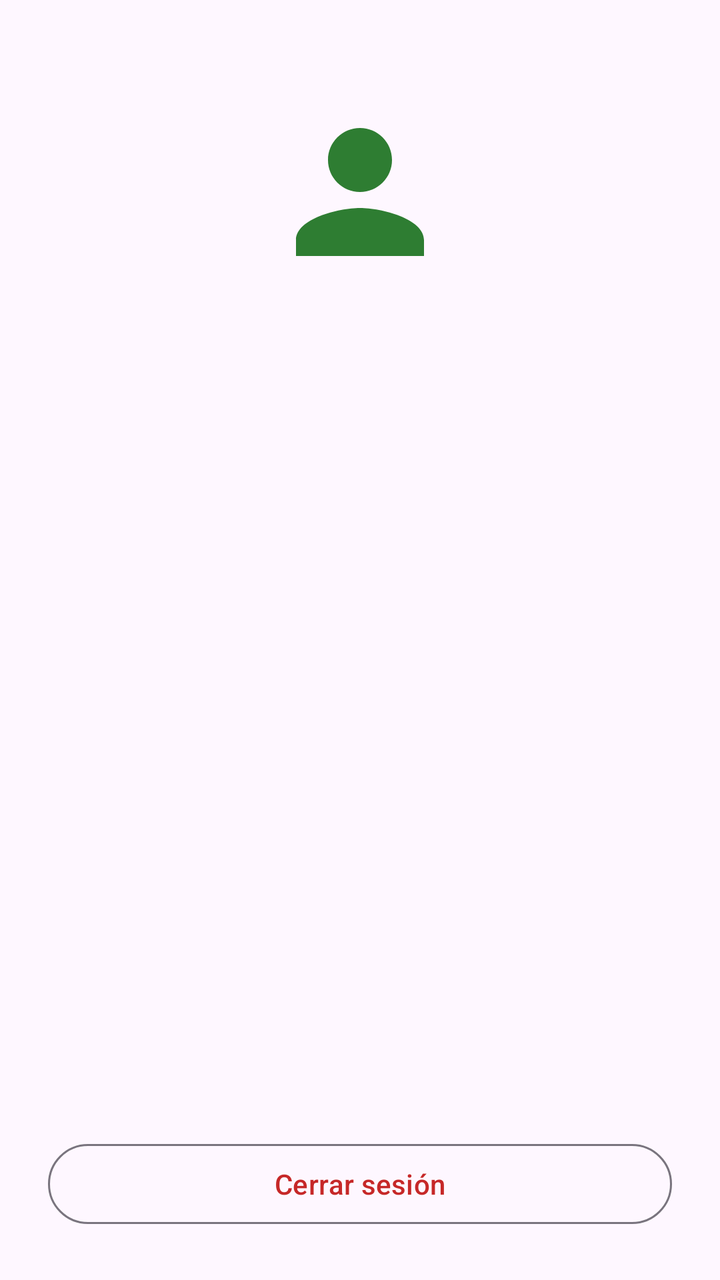
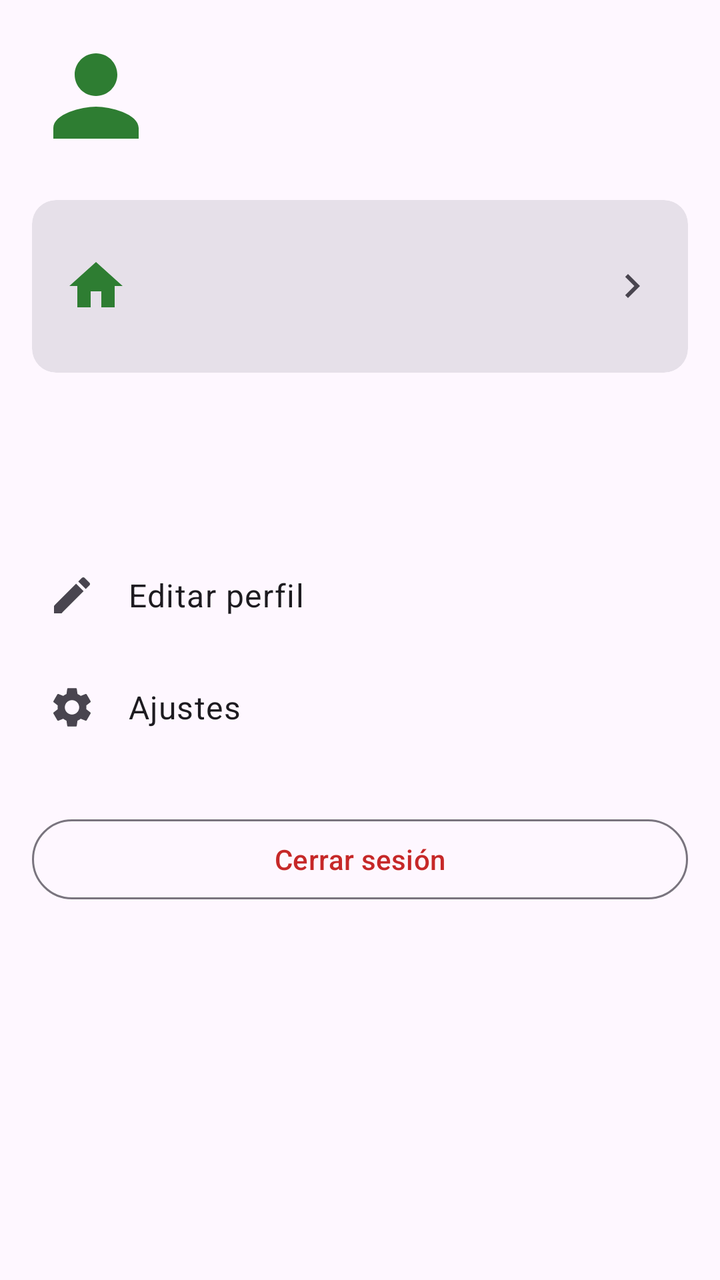

Compare the two renders of this Android layout. The source of the first and the diff that turns it into the second are given below.
<!-- AndroidManifest.xml: application theme Theme.EcoConsumo -->
<!-- res/layout/fragment_cuenta.xml -->
<?xml version="1.0" encoding="utf-8"?>
<LinearLayout xmlns:android="http://schemas.android.com/apk/res/android"
    android:layout_width="match_parent"
    android:layout_height="match_parent"
    android:gravity="center_horizontal"
    android:orientation="vertical"
    android:padding="24dp">

    <ImageView
        android:layout_width="96dp"
        android:layout_height="96dp"
        android:layout_marginTop="24dp"
        android:contentDescription="@string/nav_cuenta"
        android:src="@drawable/ic_cuenta"
        android:tint="?attr/colorPrimary" />

    <TextView
        android:id="@+id/tvNombre"
        android:layout_width="wrap_content"
        android:layout_height="wrap_content"
        android:layout_marginTop="12dp"
        android:textAppearance="?attr/textAppearanceHeadlineSmall"
        android:textStyle="bold" />

    <TextView
        android:id="@+id/tvCorreo"
        android:layout_width="wrap_content"
        android:layout_height="wrap_content"
        android:textAppearance="?attr/textAppearanceBodyMedium" />

    <TextView
        android:id="@+id/tvTotal"
        android:layout_width="wrap_content"
        android:layout_height="wrap_content"
        android:layout_marginTop="32dp"
        android:textAppearance="?attr/textAppearanceBodyLarge" />

    <TextView
        android:id="@+id/tvPorVencer"
        android:layout_width="wrap_content"
        android:layout_height="wrap_content"
        android:layout_marginTop="4dp"
        android:textAppearance="?attr/textAppearanceBodyLarge" />

    <View
        android:layout_width="match_parent"
        android:layout_height="0dp"
        android:layout_weight="1" />

    
    <Button
        android:id="@+id/btnCerrarSesion"
        style="@style/Widget.Material3.Button.OutlinedButton"
        android:layout_width="match_parent"
        android:layout_height="wrap_content"
        android:text="@string/btn_cerrar_sesion"
        android:textColor="@color/estado_vencido" />
</LinearLayout>
<!-- resources referenced by this layout -->
<resources>
  <color name="estado_vencido">#C62828</color>
  <string name="btn_cerrar_sesion">Cerrar sesión</string>
  <string name="nav_cuenta">Cuenta</string>
  <color name="verde_primario">#2E7D32</color>
  <color name="verde_claro">#A5D6A7</color>
  <color name="blanco">#FFFFFF</color>
  <color name="verde_oscuro">#1B5E20</color>
  <!-- unchanged entries left out for length: 2 -->
</resources>

<!-- the commit's change to res/layout/fragment_cuenta.xml (unified diff, before → after) -->
@@ -1,58 +1,143 @@
 <?xml version="1.0" encoding="utf-8"?>
-<LinearLayout xmlns:android="http://schemas.android.com/apk/res/android"
+<androidx.core.widget.NestedScrollView xmlns:android="http://schemas.android.com/apk/res/android"
+    xmlns:app="http://schemas.android.com/apk/res-auto"
     android:layout_width="match_parent"
-    android:layout_height="match_parent"
-    android:gravity="center_horizontal"
-    android:orientation="vertical"
-    android:padding="24dp">
+    android:layout_height="match_parent">
 
-    <ImageView
-        android:layout_width="96dp"
-        android:layout_height="96dp"
-        android:layout_marginTop="24dp"
-        android:contentDescription="@string/nav_cuenta"
-        android:src="@drawable/ic_cuenta"
-        android:tint="?attr/colorPrimary" />
-
-    <TextView
-        android:id="@+id/tvNombre"
-        android:layout_width="wrap_content"
-        android:layout_height="wrap_content"
-        android:layout_marginTop="12dp"
-        android:textAppearance="?attr/textAppearanceHeadlineSmall"
-        android:textStyle="bold" />
-
-    <TextView
-        android:id="@+id/tvCorreo"
-        android:layout_width="wrap_content"
-        android:layout_height="wrap_content"
-        android:textAppearance="?attr/textAppearanceBodyMedium" />
-
-    <TextView
-        android:id="@+id/tvTotal"
-        android:layout_width="wrap_content"
-        android:layout_height="wrap_content"
-        android:layout_marginTop="32dp"
-        android:textAppearance="?attr/textAppearanceBodyLarge" />
-
-    <TextView
-        android:id="@+id/tvPorVencer"
-        android:layout_width="wrap_content"
-        android:layout_height="wrap_content"
-        android:layout_marginTop="4dp"
-        android:textAppearance="?attr/textAppearanceBodyLarge" />
-
-    <View
-        android:layout_width="match_parent"
-        android:layout_height="0dp"
-        android:layout_weight="1" />
-
-    
-    <Button
-        android:id="@+id/btnCerrarSesion"
-        style="@style/Widget.Material3.Button.OutlinedButton"
+    <LinearLayout
         android:layout_width="match_parent"
         android:layout_height="wrap_content"
-        android:text="@string/btn_cerrar_sesion"
-        android:textColor="@color/estado_vencido" />
-</LinearLayout>
+        android:orientation="vertical"
+        android:padding="16dp">
+
+        <LinearLayout
+            android:layout_width="match_parent"
+            android:layout_height="wrap_content"
+            android:gravity="center_vertical"
+            android:orientation="horizontal">
+
+            <ImageView
+                android:layout_width="64dp"
+                android:layout_height="64dp"
+                android:contentDescription="@string/nav_cuenta"
+                android:src="@drawable/ic_cuenta"
+                app:tint="?attr/colorPrimary" />
+
+            <LinearLayout
+                android:layout_width="0dp"
+                android:layout_height="wrap_content"
+                android:layout_marginStart="12dp"
+                android:layout_weight="1"
+                android:orientation="vertical">
+
+                <TextView
+                    android:id="@+id/tvNombre"
+                    android:layout_width="wrap_content"
+                    android:layout_height="wrap_content"
+                    android:textAppearance="?attr/textAppearanceTitleLarge"
+                    android:textStyle="bold" />
+
+                <TextView
+                    android:id="@+id/tvCorreo"
+                    android:layout_width="wrap_content"
+                    android:layout_height="wrap_content"
+                    android:textAppearance="?attr/textAppearanceBodyMedium" />
+            </LinearLayout>
+        </LinearLayout>
+
+        
+        <com.google.android.material.card.MaterialCardView
+            android:id="@+id/cardHogar"
+            style="@style/Widget.Material3.CardView.Filled"
+            android:layout_width="match_parent"
+            android:layout_height="wrap_content"
+            android:layout_marginTop="20dp"
+            android:clickable="true"
+            android:focusable="true">
+
+            <LinearLayout
+                android:layout_width="match_parent"
+                android:layout_height="wrap_content"
+                android:gravity="center_vertical"
+                android:orientation="horizontal"
+                android:padding="16dp">
+
+                <ImageView
+                    android:layout_width="32dp"
+                    android:layout_height="32dp"
+                    android:contentDescription="@string/titulo_hogar"
+                    android:src="@drawable/ic_hogar"
+                    app:tint="?attr/colorPrimary" />
+
+                <LinearLayout
+                    android:layout_width="0dp"
+                    android:layout_height="wrap_content"
+                    android:layout_marginStart="12dp"
+                    android:layout_weight="1"
+                    android:orientation="vertical">
+
+                    <TextView
+                        android:id="@+id/tvHogar"
+                        android:layout_width="wrap_content"
+                        android:layout_height="wrap_content"
+                        android:textAppearance="?attr/textAppearanceTitleMedium" />
+
+                    <TextView
+                        android:id="@+id/tvRol"
+                        android:layout_width="wrap_content"
+                        android:layout_height="wrap_content"
+                        android:textAppearance="?attr/textAppearanceBodySmall" />
+
+                    <TextView
+                        android:id="@+id/tvMiembros"
+                        android:layout_width="wrap_content"
+                        android:layout_height="wrap_content"
+                        android:textAppearance="?attr/textAppearanceBodySmall" />
+                </LinearLayout>
+
+                <ImageView
+                    android:layout_width="24dp"
+                    android:layout_height="24dp"
+                    android:importantForAccessibility="no"
+                    android:src="@drawable/ic_chevron" />
+            </LinearLayout>
+        </com.google.android.material.card.MaterialCardView>
+
+        <TextView
+            android:id="@+id/tvTotal"
+            android:layout_width="wrap_content"
+            android:layout_height="wrap_content"
+            android:layout_marginTop="20dp"
+            android:textAppearance="?attr/textAppearanceBodyLarge" />
+
+        <TextView
+            android:id="@+id/tvPorVencer"
+            android:layout_width="wrap_content"
+            android:layout_height="wrap_content"
+            android:layout_marginTop="4dp"
+            android:textAppearance="?attr/textAppearanceBodyLarge" />
+
+        <TextView
+            android:id="@+id/opcionPerfil"
+            style="@style/EcoConsumo.OpcionMenu"
+            android:layout_marginTop="16dp"
+            android:text="@string/titulo_perfil"
+            app:drawableStartCompat="@drawable/ic_editar" />
+
+        <TextView
+            android:id="@+id/opcionAjustes"
+            style="@style/EcoConsumo.OpcionMenu"
+            android:text="@string/titulo_ajustes"
+            app:drawableStartCompat="@drawable/ic_ajustes" />
+
+        
+        <Button
+            android:id="@+id/btnCerrarSesion"
+            style="@style/Widget.Material3.Button.OutlinedButton"
+            android:layout_width="match_parent"
+            android:layout_height="wrap_content"
+            android:layout_marginTop="24dp"
+            android:text="@string/btn_cerrar_sesion"
+            android:textColor="@color/estado_vencido" />
+    </LinearLayout>
+</androidx.core.widget.NestedScrollView>
<!-- resource entries referenced after the edit -->
@@ -1,8 +1,68 @@
 <!-- resources referenced by this layout -->
 <resources>
   <color name="estado_vencido">#C62828</color>
+  <!-- drawable ic_ajustes (drawable) -->
+  <vector xmlns:android="http://schemas.android.com/apk/res/android"
+      android:width="24dp"
+      android:height="24dp"
+      android:tint="?attr/colorControlNormal"
+      android:viewportWidth="24"
+      android:viewportHeight="24">
+      <path
+          android:fillColor="@android:color/white"
+          android:pathData="M19.14,12.94c0.04,-0.3 0.06,-0.61 0.06,-0.94c0,-0.32 -0.02,-0.64 -0.07,-0.94l2.03,-1.58c0.18,-0.14 0.23,-0.41 0.12,-0.61l-1.92,-3.32c-0.12,-0.22 -0.37,-0.29 -0.59,-0.22l-2.39,0.96c-0.5,-0.38 -1.03,-0.7 -1.62,-0.94L14.4,2.81c-0.04,-0.24 -0.24,-0.41 -0.48,-0.41h-3.84c-0.24,0 -0.43,0.17 -0.47,0.41L9.25,5.35C8.66,5.59 8.12,5.92 7.63,6.29L5.24,5.33c-0.22,-0.08 -0.47,0 -0.59,0.22L2.74,8.87C2.62,9.08 2.66,9.34 2.86,9.48l2.03,1.58C4.84,11.36 4.8,11.69 4.8,12s0.02,0.64 0.07,0.94l-2.03,1.58c-0.18,0.14 -0.23,0.41 -0.12,0.61l1.92,3.32c0.12,0.22 0.37,0.29 0.59,0.22l2.39,-0.96c0.5,0.38 1.03,0.7 1.62,0.94l0.36,2.54c0.05,0.24 0.24,0.41 0.48,0.41h3.84c0.24,0 0.44,-0.17 0.47,-0.41l0.36,-2.54c0.59,-0.24 1.13,-0.56 1.62,-0.94l2.39,0.96c0.22,0.08 0.47,0 0.59,-0.22l1.92,-3.32c0.12,-0.22 0.07,-0.47 -0.12,-0.61L19.14,12.94zM12,15.6c-1.98,0 -3.6,-1.62 -3.6,-3.6s1.62,-3.6 3.6,-3.6s3.6,1.62 3.6,3.6S13.98,15.6 12,15.6z" />
+  </vector>
+  <!-- drawable ic_chevron (drawable) -->
+  <vector xmlns:android="http://schemas.android.com/apk/res/android"
+      android:width="24dp"
+      android:height="24dp"
+      android:tint="?attr/colorControlNormal"
+      android:viewportWidth="24"
+      android:viewportHeight="24">
+      <path
+          android:fillColor="@android:color/white"
+          android:pathData="M10,6L8.59,7.41 13.17,12l-4.58,4.59L10,18l6,-6z" />
+  </vector>
+  <!-- drawable ic_editar (drawable) -->
+  <vector xmlns:android="http://schemas.android.com/apk/res/android"
+      android:width="24dp"
+      android:height="24dp"
+      android:tint="?attr/colorControlNormal"
+      android:viewportWidth="24"
+      android:viewportHeight="24">
+      <path
+          android:fillColor="@android:color/white"
+          android:pathData="M3,17.25V21h3.75L17.81,9.94l-3.75,-3.75L3,17.25zM20.71,7.04c0.39,-0.39 0.39,-1.02 0,-1.41l-2.34,-2.34c-0.39,-0.39 -1.02,-0.39 -1.41,0l-1.83,1.83 3.75,3.75 1.83,-1.83z" />
+  </vector>
+  <!-- drawable ic_hogar (drawable) -->
+  <vector xmlns:android="http://schemas.android.com/apk/res/android"
+      android:width="24dp"
+      android:height="24dp"
+      android:tint="?attr/colorControlNormal"
+      android:viewportWidth="24"
+      android:viewportHeight="24">
+      <path
+          android:fillColor="@android:color/white"
+          android:pathData="M10,20v-6h4v6h5v-8h3L12,3 2,12h3v8z" />
+  </vector>
   <string name="btn_cerrar_sesion">Cerrar sesión</string>
   <string name="nav_cuenta">Cuenta</string>
+  <string name="titulo_ajustes">Ajustes</string>
+  <string name="titulo_hogar">Mi hogar</string>
+  <string name="titulo_perfil">Editar perfil</string>
+  <style name="EcoConsumo.OpcionMenu" parent="">
+          <item name="android:layout_width">match_parent</item>
+          <item name="android:layout_height">wrap_content</item>
+          <item name="android:minHeight">56dp</item>
+          <item name="android:gravity">center_vertical</item>
+          <item name="android:drawablePadding">16dp</item>
+          <item name="android:paddingStart">8dp</item>
+          <item name="android:paddingEnd">8dp</item>
+          <item name="android:background">?attr/selectableItemBackground</item>
+          <item name="android:clickable">true</item>
+          <item name="android:focusable">true</item>
+          <item name="android:textAppearance">?attr/textAppearanceBodyLarge</item>
+      </style>
   <color name="verde_primario">#2E7D32</color>
   <color name="verde_claro">#A5D6A7</color>
   <color name="blanco">#FFFFFF</color>
